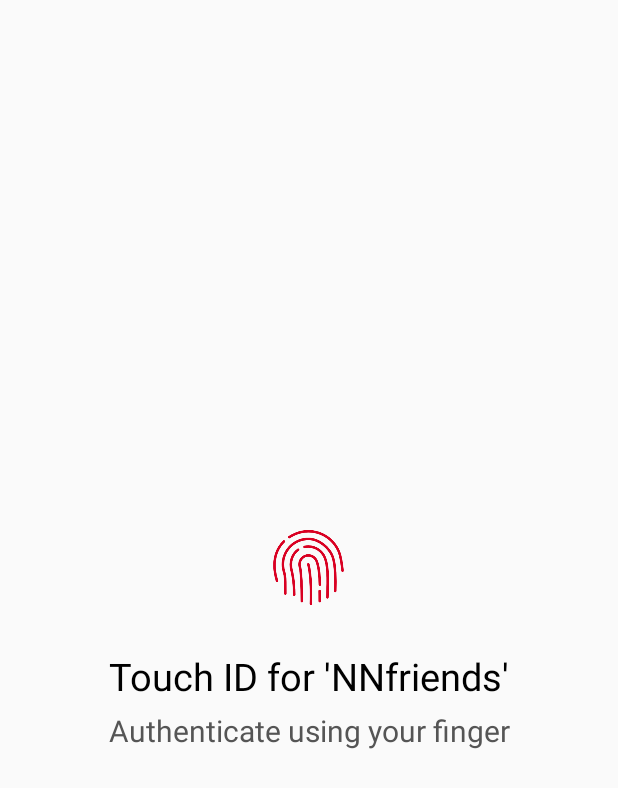
After one commit to limjaein/NNFriends, an Android app: the layout dialog_login.xml on its own in the app's theme, with its tools: preview values and no code run, on a phone screen of 412 x 824 dp. The commit adds this screen. Shown: the top 788 px of the screen. Run offline under Robolectric (Android 15) with nearby library versions, the phone set to English and light mode, and no system bars; Roboto replaces fonts that are not available here.

Commit message:
지문다이얼로그

```diff
--- a/app/src/main/res/layout/activity_group.xml
+++ b/app/src/main/res/layout/activity_group.xml
@@ -87,7 +87,6 @@
             android:layout_width="match_parent"
             android:layout_height="match_parent"
             android:background = "@color/colorWhite">
-
         </ListView>
 
     </LinearLayout>
--- /dev/null
+++ b/app/src/main/res/layout/dialog_login.xml
@@ -0,0 +1,35 @@
+<?xml version="1.0" encoding="utf-8"?>
+<LinearLayout xmlns:android="http://schemas.android.com/apk/res/android"
+    android:layout_width="match_parent"
+    android:layout_height="match_parent"
+    android:layout_margin="20dp"
+    android:gravity="center"
+    android:padding="20dp"
+    android:orientation="vertical">
+
+    <ImageView
+        android:layout_marginTop="30dp"
+        android:id="@+id/imgFingerprint"
+        android:layout_width="50dp"
+        android:layout_height="50dp"
+        android:src="@drawable/fingerprint" />
+
+    <TextView
+        android:id="@+id/textView"
+        android:layout_width="match_parent"
+        android:layout_height="wrap_content"
+        android:layout_marginTop="30dp"
+        android:gravity="center"
+        android:text="Touch ID for 'NNfriends'"
+        android:textColor="#000000"
+        android:textSize="25sp" />
+
+    <TextView
+        android:layout_marginTop="5dp"
+        android:layout_width="match_parent"
+        android:layout_height="wrap_content"
+        android:gravity="center"
+        android:text="Authenticate using your finger"
+        android:textColor="#555555"
+        android:textSize="20sp" />
+</LinearLayout>
```
Also changed, not shown: app/src/main/java/com/android/project/nnfriends_/LoginActivity.java (+17 -3 lines), app/src/main/res/drawable/fingerprint.png (added), app/src/main/res/drawable/fingerprint_check.png (added).
